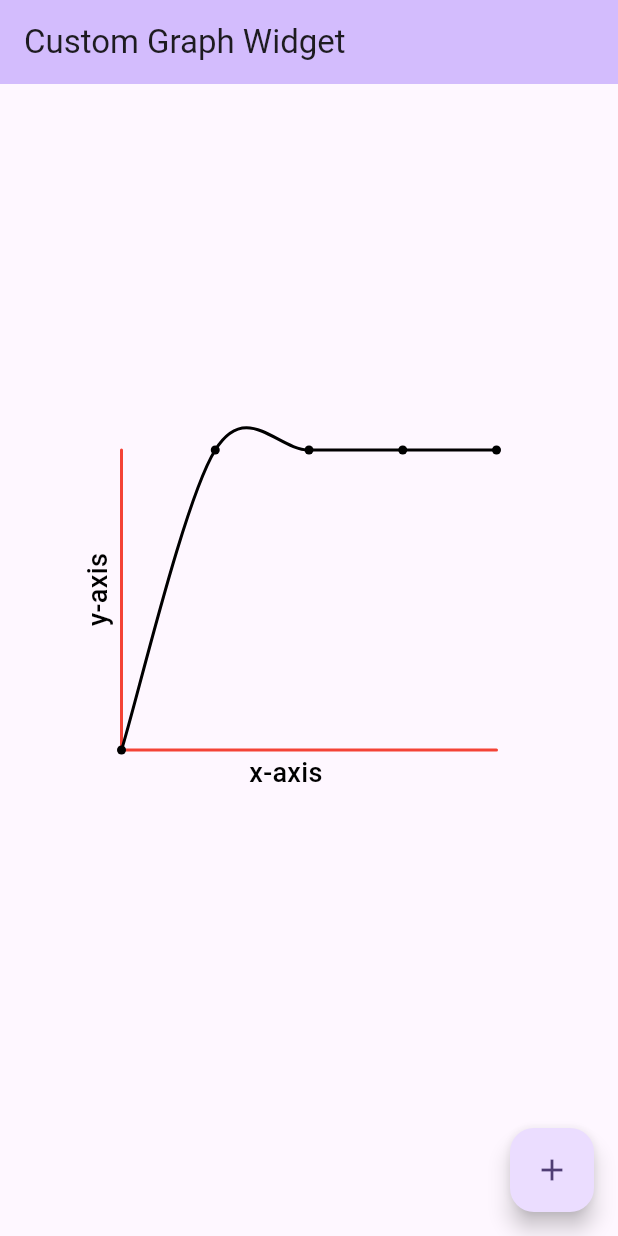
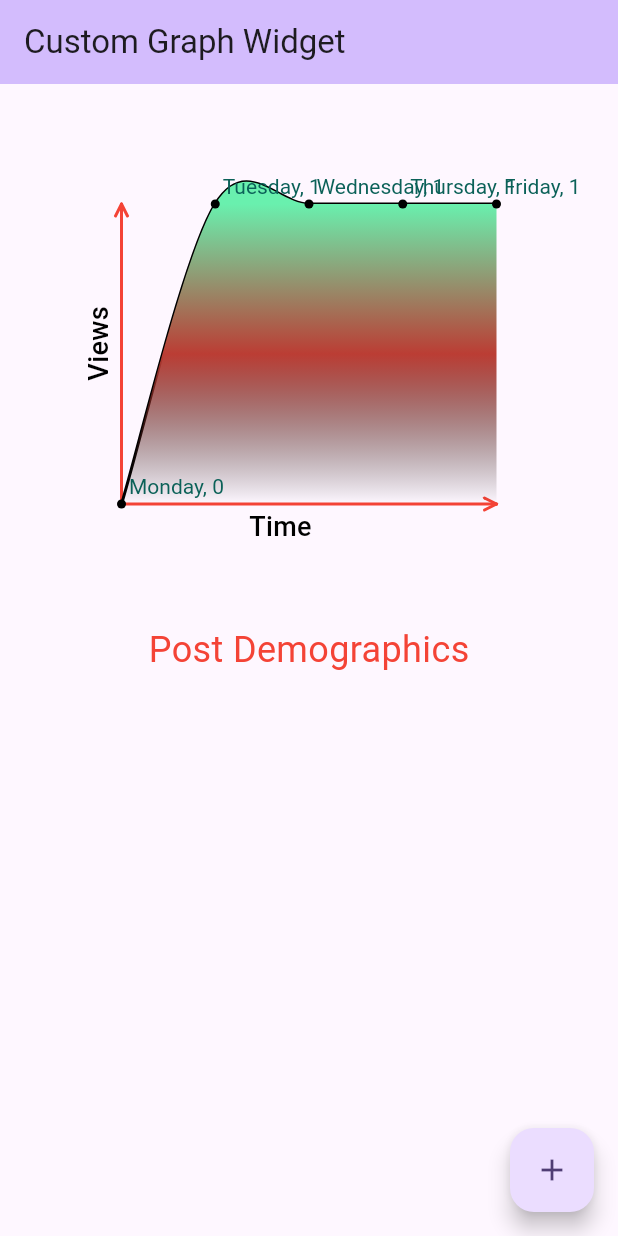
Before and after one commit to Ali-al-hanafi/animated_line_chart, a Flutter app: the screen it shows after launch, on a phone screen of 412 x 824 dp. Run offline on Flutter 3.47's test engine with Material 3 defaults, Android fonts, the phone set to English and light mode, and no system bars.

```diff
--- a/lib/line_graph.dart
+++ b/lib/line_graph.dart
@@ -19,6 +19,10 @@ class CurvedLineGraph extends StatefulWidget {
   final double fontSize;
   final double pointsWidth;
   final Color pointsColor;
+  final Gradient shadeGradient;
+  final double calibrationLength;
+  final List<String> toolTipTexts;
+  final TextStyle toolTipTextStyle;
   const CurvedLineGraph({
     super.key,
     required this.curveStops,
@@ -26,11 +30,26 @@ class CurvedLineGraph extends StatefulWidget {
     this.width = 250,
     this.fontSize = 18,
     this.pointsWidth = 6,
+    this.calibrationLength = 3,
+    this.shadeGradient = const LinearGradient(
+      colors: [
+        Colors.greenAccent,
+
+        Color.fromARGB(255, 187, 61, 52),
+        Colors.transparent,
+      ],
+      begin: Alignment.topCenter,
+      end: Alignment.bottomCenter,
+    ),
     this.axesFontColor = Colors.black,
     this.axesFontStyle = FontStyle.normal,
     this.axesFontWeight = FontWeight.w500,
     this.horizontalAxisText = "x-axis",
     this.verticalAxisText = "y-axis",
+    this.toolTipTexts = const ["x,y", "x,y", "x,y", "x,y", "x,y"],
+    this.toolTipTextStyle = const TextStyle(
+      color: Color.fromARGB(255, 11, 97, 88),
+    ),
     this.backgroundColor = Colors.transparent,
     this.axisColor = Colors.red,
     this.pointsColor = Colors.black,
@@ -101,8 +120,7 @@ class __CurvedLineGraphState extends State<CurvedLineGraph>
               builder: (context, child) {
                 final t = _controller.value;
                 final currentStops = lerpOffsetList(oldStops, newStops, t);
-                return CustomPaint(
-                  painter: CustomCurve(
+                final painter = CustomCurve(
                   curveStops: currentStops,
                   backgroundColor: widget.backgroundColor,
                   axisColor: widget.axisColor,
@@ -110,7 +128,12 @@ class __CurvedLineGraphState extends State<CurvedLineGraph>
                   curveWidth: widget.curveWidth,
                   pointsColor: widget.pointsColor,
                   pointsWidth: widget.pointsWidth,
-                  ),
+                  toolTipTexts: widget.toolTipTexts,
+                  toolTipTextStyle: widget.toolTipTextStyle,
+                  shadeGradient: widget.shadeGradient,
+                );
+                return CustomPaint(
+                  painter: painter,
                   size: Size(widget.width, widget.height),
                 );
               },
--- a/lib/main.dart
+++ b/lib/main.dart
@@ -47,6 +47,13 @@ class _MyHomePageState extends State<MyHomePage> {
 
   @override
   Widget build(BuildContext context) {
+    final curveStops = [
+      Offset(0.0, 0.0),
+      Offset(1.0, _counter),
+      Offset(2.0, _counter1),
+      Offset(3.0, _counter3),
+      Offset(4.0, _counter2),
+    ];
     return Scaffold(
       appBar: AppBar(
         backgroundColor: Theme.of(context).colorScheme.inversePrimary,
@@ -54,13 +61,27 @@ class _MyHomePageState extends State<MyHomePage> {
         title: Text(widget.title),
       ),
       body: Center(
-        child: CurvedLineGraph(
-          curveStops: [
-            Offset(0.0, 0.0),
-            Offset(1.0, _counter),
-            Offset(2.0, _counter1),
-            Offset(3.0, _counter3),
-            Offset(4.0, _counter2),
+        child: Column(
+          children: [
+            Container(
+              margin: EdgeInsets.only(top: 80),
+              child: CurvedLineGraph(
+                horizontalAxisText: "Time",
+                verticalAxisText: "Views",
+                curveStops: curveStops,
+                toolTipTexts: [
+                  "Monday, ${(curveStops.elementAt(0).dy * 10).toInt()}",
+                  "Tuesday, ${(curveStops.elementAt(1).dy * 10).toInt()}",
+                  "Wednesday, ${(curveStops.elementAt(2).dy * 10).toInt()}",
+                  "Thursday, ${(curveStops.elementAt(3).dy * 10).toInt()}",
+                  "Friday, ${(curveStops.elementAt(4).dy * 10).toInt()}",
+                ],
+              ),
+            ),
+            Text(
+              "Post Demographics",
+              style: TextStyle(color: Colors.red, fontSize: 24),
+            ),
           ],
         ),
       ),
```
Also changed, not shown: lib/custom_curve.dart (+54 -2 lines). Lines whose indentation alone changed are shown as unchanged.
